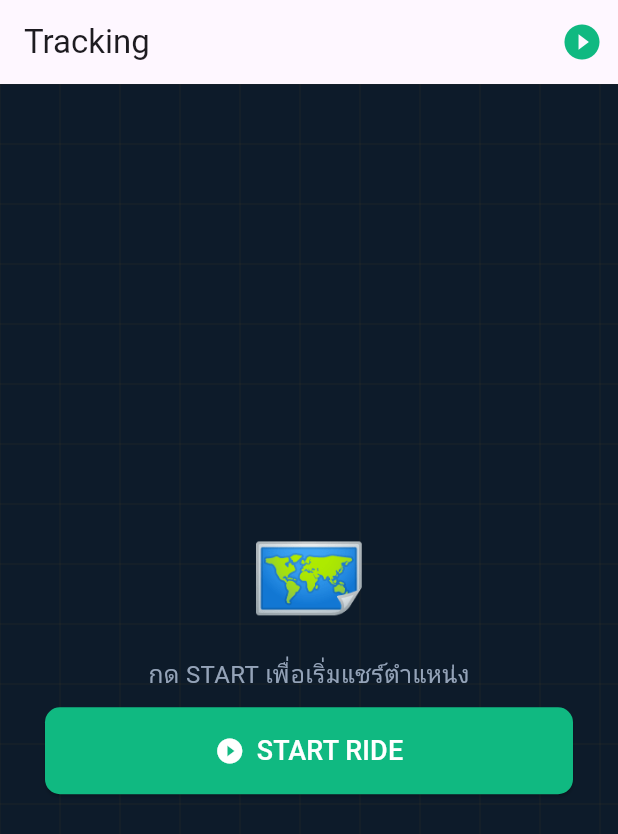
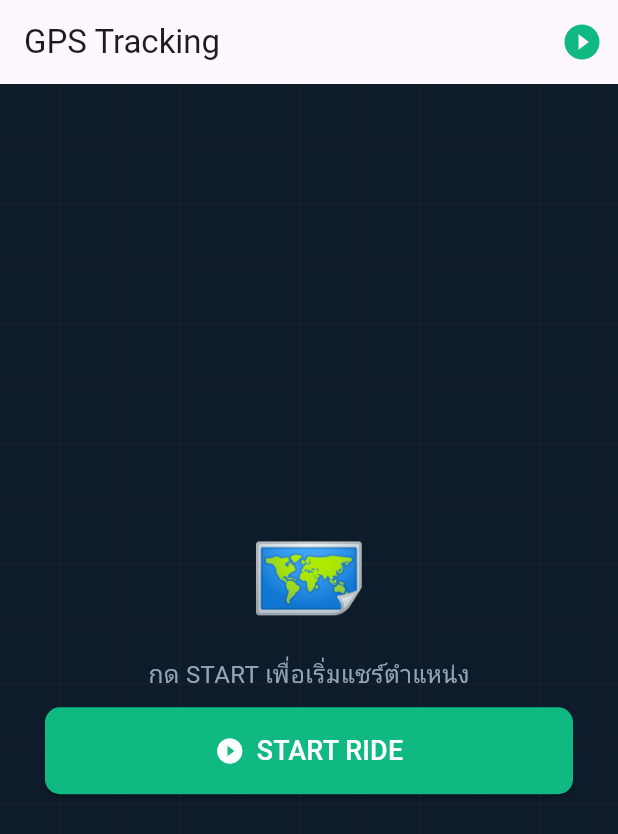
Before and after one commit to coachmaxz/senior-mobile-developer, a Flutter app: the screen it shows after launch, on a phone screen of 412 x 824 dp. Shown: the top 834 px of the screen. Run offline on Flutter 3.47's test engine with Material 3 defaults, Android fonts, the phone set to English and light mode, and no system bars; our stand-ins replace battery_plus, firebase_core, firebase_database, geolocator, shared_preferences; missing offline and left inert: flutter_background_service; accounts and stored records are empty.

```diff
--- a/app/lib/screens/home_screen.dart
+++ b/app/lib/screens/home_screen.dart
@@ -60,7 +60,7 @@ class HomeScreenState extends State<HomeScreen> {
 
     return Scaffold(
       appBar: AppBar(
-        title: const Text('Tracking'),
+        title: const Text('GPS Tracking'),
         actions: <Widget> [
           IconButton(
             icon: Icon(
```
